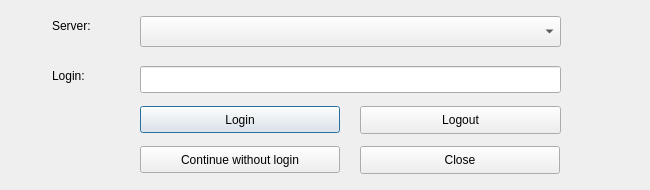
Before: the Qt Designer form dlg_ConnectionManager.ui in LESPROJEKT/qgis-layman-plugin, drawn with Qt 5.
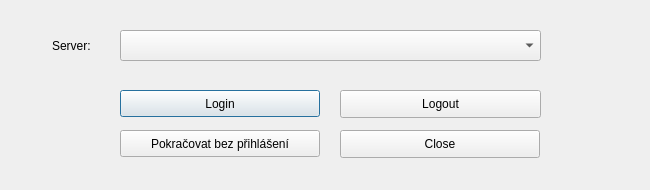
After: the same form once the commit is applied. Icons and pictures are not drawn.

What changed in the file:
```diff
--- a/dlg_ConnectionManager.ui
+++ b/dlg_ConnectionManager.ui
@@ -37,8 +37,8 @@
   <widget class="QPushButton" name="pushButton_Connect">
    <property name="geometry">
     <rect>
-     <x>140</x>
-     <y>106</y>
+     <x>120</x>
+     <y>90</y>
      <width>200</width>
      <height>27</height>
     </rect>
@@ -54,8 +54,8 @@
   <widget class="QPushButton" name="pushButton_close">
    <property name="geometry">
     <rect>
-     <x>360</x>
-     <y>146</y>
+     <x>340</x>
+     <y>130</y>
      <width>200</width>
      <height>28</height>
     </rect>
@@ -77,40 +77,11 @@
     <string>Continue</string>
    </property>
   </widget>
-  <widget class="QLabel" name="label_APIKey_2">
-   <property name="geometry">
-    <rect>
-     <x>52</x>
-     <y>66</y>
-     <width>121</width>
-     <height>19</height>
-    </rect>
-   </property>
-   <property name="text">
-    <string>Login:</string>
-   </property>
-  </widget>
-  <widget class="QLineEdit" name="lineEdit_userName">
-   <property name="enabled">
-    <bool>true</bool>
-   </property>
-   <property name="geometry">
-    <rect>
-     <x>140</x>
-     <y>66</y>
-     <width>421</width>
-     <height>27</height>
-    </rect>
-   </property>
-   <property name="text">
-    <string/>
-   </property>
-  </widget>
   <widget class="QLabel" name="label_APIKey_3">
    <property name="geometry">
     <rect>
      <x>52</x>
-     <y>16</y>
+     <y>36</y>
      <width>121</width>
      <height>19</height>
     </rect>
@@ -122,8 +93,8 @@
   <widget class="QComboBox" name="comboBox_server">
    <property name="geometry">
     <rect>
-     <x>140</x>
-     <y>16</y>
+     <x>120</x>
+     <y>30</y>
      <width>421</width>
      <height>31</height>
     </rect>
@@ -142,34 +113,11 @@
     <string/>
    </property>
   </widget>
-  <widget class="QPushButton" name="pushButton_NoLogin">
-   <property name="geometry">
-    <rect>
-     <x>140</x>
-     <y>146</y>
-     <width>200</width>
-     <height>27</height>
-    </rect>
-   </property>
-   <property name="sizePolicy">
-    <sizepolicy hsizetype="Ignored" vsizetype="Ignored">
-     <horstretch>0</horstretch>
-     <verstretch>0</verstretch>
-    </sizepolicy>
-   </property>
-   <property name="text">
-    <string>Continue without login</string>
-   </property>
-   <property name="icon">
-    <iconset>
-     <normaloff>icons/user_not_logged.png</normaloff>icons/user_not_logged.png</iconset>
-   </property>
-  </widget>
   <widget class="QPushButton" name="pushButton_logout">
    <property name="geometry">
     <rect>
-     <x>360</x>
-     <y>106</y>
+     <x>340</x>
+     <y>90</y>
      <width>201</width>
      <height>28</height>
     </rect>
@@ -182,6 +130,23 @@
      <normaloff>icons/logout.png</normaloff>icons/logout.png</iconset>
    </property>
   </widget>
+  <widget class="QPushButton" name="pushButton_NoLogin">
+   <property name="geometry">
+    <rect>
+     <x>120</x>
+     <y>130</y>
+     <width>200</width>
+     <height>27</height>
+    </rect>
+   </property>
+   <property name="text">
+    <string>Pokračovat bez přihlášení</string>
+   </property>
+   <property name="icon">
+    <iconset>
+     <normaloff>icons/user_not_logged.png</normaloff>icons/user_not_logged.png</iconset>
+   </property>
+  </widget>
  </widget>
  <resources/>
  <connections/>
```
